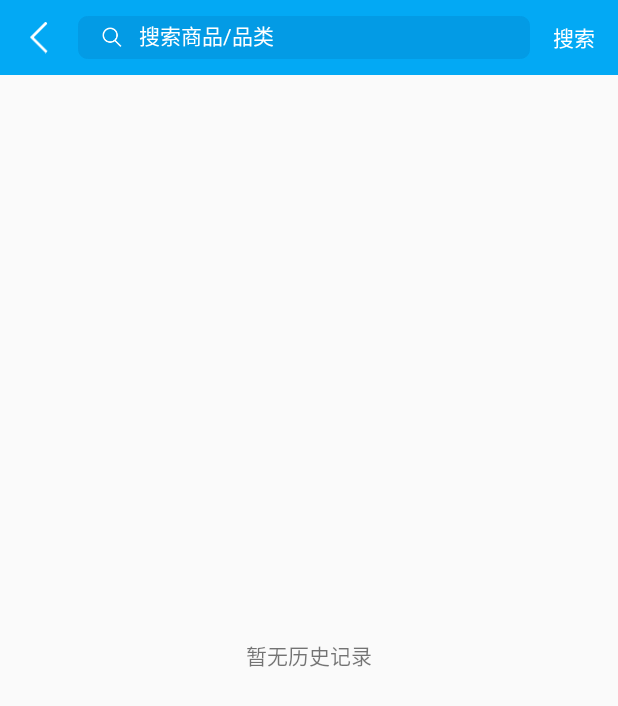
After one commit to puhaojie/kotlin, an Android app: the SearchGoodsActivity screen opened directly, with no data from a screen before it, on a phone screen of 412 x 824 dp. The commit adds this screen. Shown: the top 706 px of the screen. Run offline under Robolectric (Android 15) with nearby library versions, the phone set to English and light mode, and no system bars; libraries missing offline, so code that uses them is left out: com.kennyc.view, com.trello.rxlifecycle, rx.android.schedulers, rx.schedulers.

Commit message:
增加搜索界面

```diff
--- a/KotlinMall/GoodsCenter/src/main/AndroidManifest.xml
+++ b/KotlinMall/GoodsCenter/src/main/AndroidManifest.xml
@@ -7,7 +7,7 @@
         android:label="@string/app_name"
         android:supportsRtl="true"
         >
-
+        <activity android:name=".ui.activity.SearchGoodsActivity"/>
         <activity android:name=".ui.activity.GoodsActivity"/>
     </application>
 
--- /dev/null
+++ b/KotlinMall/GoodsCenter/src/main/java/com/kotlin/goods/ui/activity/SearchGoodsActivity.kt
@@ -0,0 +1,106 @@
+package com.kotlin.goods.ui.activity
+
+import android.os.Bundle
+import android.support.v7.widget.LinearLayoutManager
+import android.view.View
+import android.widget.*
+import com.kotlin.base.ext.onClick
+import com.kotlin.base.ext.setVisible
+import com.kotlin.base.ui.activity.BaseActivity
+import com.kotlin.base.ui.adapter.BaseRecyclerViewAdapter
+import com.kotlin.base.utils.AppPrefsUtils
+import com.kotlin.goods.R
+
+import com.kotlin.goods.common.GoodsConstant
+import com.kotlin.goods.ui.adapter.SearchHistoryAdapter
+import kotlinx.android.synthetic.main.activity_search_goods.*
+import org.jetbrains.anko.startActivity
+import org.jetbrains.anko.toast
+
+/*
+    关键字搜索商品页
+ */
+class SearchGoodsActivity : BaseActivity(), View.OnClickListener {
+    private lateinit var mAdapter: SearchHistoryAdapter
+
+    override fun onCreate(savedInstanceState: Bundle?) {
+        super.onCreate(savedInstanceState)
+        setContentView(R.layout.activity_search_goods)
+        initView()
+    }
+
+    override fun onStart() {
+        super.onStart()
+        loadData()
+    }
+
+    /*
+        初始化视图
+     */
+    private fun initView() {
+
+        mLeftIv.onClick(this)
+        mSearchTv.onClick(this)
+        mClearBtn.onClick(this)
+        //RecyclerView适配器
+        mAdapter = SearchHistoryAdapter(this)
+        mSearchHistoryRv.layoutManager = LinearLayoutManager(this)
+        mSearchHistoryRv.adapter = mAdapter
+        //item点击事件
+        mAdapter.mItemClickListener = object : BaseRecyclerViewAdapter.OnItemClickListener<String> {
+            override fun onItemClick(item: String, position: Int) {
+                enterGoodsList(item)
+            }
+        }
+    }
+
+    /*
+        从SP中加载数据
+     */
+    private fun loadData() {
+        val set = AppPrefsUtils.getStringSet(GoodsConstant.SP_SEARCH_HISTORY)
+        mNoDataTv.setVisible(set.isEmpty())
+        mDataView.setVisible(set.isNotEmpty())
+        if (set.isNotEmpty()) {
+            val list = mutableListOf<String>()
+            list.addAll(set)
+            mAdapter.setData(list)
+        }
+    }
+
+    override fun onClick(v: View) {
+        when (v.id) {
+            R.id.mLeftIv -> finish()
+            //执行搜索
+            R.id.mSearchTv -> doSearch()
+            //清除历史记录
+            R.id.mClearBtn -> {
+                AppPrefsUtils.remove(GoodsConstant.SP_SEARCH_HISTORY)
+                loadData()
+            }
+        }
+    }
+
+    //搜索
+    private fun doSearch() {
+        if (mKeywordEt.text.isNullOrEmpty()) {
+            toast("请输入需要搜索的关键字")
+        } else {
+            val inputValue = mKeywordEt.text.toString()
+            AppPrefsUtils.putStringSet(GoodsConstant.SP_SEARCH_HISTORY, mutableSetOf(inputValue))
+            enterGoodsList(inputValue)
+        }
+    }
+
+    /*
+        进入商品列表界面
+     */
+    private fun enterGoodsList(value: String) {
+        //输入不为空，进入商品列表
+        startActivity<GoodsActivity>(
+                GoodsConstant.KEY_SEARCH_GOODS_TYPE to GoodsConstant.SEARCH_GOODS_TYPE_KEYWORD,
+                GoodsConstant.KEY_GOODS_KEYWORD to value
+        )
+
+    }
+}
--- /dev/null
+++ b/KotlinMall/GoodsCenter/src/main/res/layout/activity_search_goods.xml
@@ -0,0 +1,50 @@
+<?xml version="1.0" encoding="utf-8"?>
+<LinearLayout xmlns:android="http://schemas.android.com/apk/res/android"
+              style="@style/MatchMatch.Vertical">
+
+    <LinearLayout style="@style/SearchHeaderStyle">
+        <ImageView
+                android:id="@+id/mLeftIv"
+                style="@style/WrapMatch"
+                android:src="@drawable/icon_back"
+                android:paddingLeft="@dimen/common_padding"
+                android:paddingRight="@dimen/common_padding"/>
+        <EditText
+                android:id="@+id/mKeywordEt"
+                style="@style/SearchHeaderEtStyle"
+                android:hint="搜索商品/品类"/>
+        <TextView
+                android:id="@+id/mSearchTv"
+                style="@style/WrapWrap"
+                android:text="搜索"
+                android:textColor="@color/common_white"/>
+    </LinearLayout>
+
+    <TextView
+            android:id="@+id/mNoDataTv"
+            style="@style/MatchMatch"
+            android:text="暂无历史记录"
+            android:gravity="center"/>
+
+    <LinearLayout
+            android:id="@+id/mDataView"
+            style="@style/MatchMatch"
+            android:orientation="vertical">
+        <TextView
+                style="@style/WrapWrap"
+                android:layout_margin="@dimen/common_margin"
+                android:text="你最近的搜索历史"/>
+        <android.support.v7.widget.RecyclerView
+                android:id="@+id/mSearchHistoryRv"
+                android:layout_height="wrap_content"
+                style="@style/commonRecyclerView"/>
+        <Button
+                android:id="@+id/mClearBtn"
+                style="@style/MatchWrap"
+                android:layout_margin="30dp"
+                android:background="@drawable/corner_gray_white_bg"
+                android:padding="@dimen/common_padding"
+                android:text="清空历史搜索"
+                android:textColor="@color/text_dark"/>
+    </LinearLayout>
+</LinearLayout>
--- a/KotlinMall/app/src/main/java/com/kotlin/mall/ui/fragment/HomeFragment.kt
+++ b/KotlinMall/app/src/main/java/com/kotlin/mall/ui/fragment/HomeFragment.kt
@@ -8,6 +8,7 @@ import android.view.ViewGroup
 import com.kotlin.base.ext.onClick
 import com.kotlin.base.ui.fragment.BaseFragment
 import com.kotlin.base.widgets.BannerImageLoader
+import com.kotlin.goods.ui.activity.SearchGoodsActivity
 import com.kotlin.mall.R
 import com.kotlin.mall.common.*
 import com.kotlin.mall.ui.adapter.HomeDiscountAdapter
@@ -16,6 +17,7 @@ import com.youth.banner.BannerConfig
 import com.youth.banner.Transformer
 import kotlinx.android.synthetic.main.fragment_home.*
 import me.crosswall.lib.coverflow.CoverFlow
+import org.jetbrains.anko.support.v4.startActivity
 import org.jetbrains.anko.support.v4.toast
 
 /**
@@ -41,7 +43,7 @@ class HomeFragment : BaseFragment() {
 
     private fun initView() {
         mSearchEt.onClick {
-            //            startActivity<SearchGoodsActivity>()
+            startActivity<SearchGoodsActivity>()
         }
 
         mScanIv.onClick {
```
Also changed, not shown: KotlinMall/GoodsCenter/src/main/java/com/kotlin/goods/ui/adapter/SearchHistoryAdapter.kt (added, +34 -0 lines), KotlinMall/GoodsCenter/src/main/res/layout/layout_search_history_item.xml (added, +15 -0 lines).
